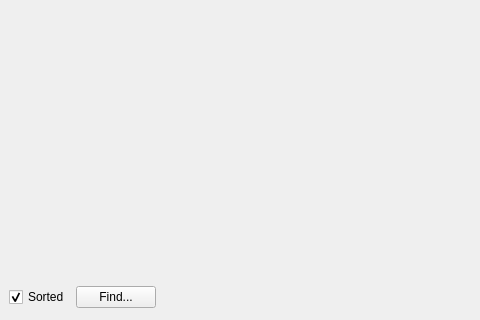
Qt form src/Gui/DlgParameter.ui (berndhahnebach/All_FreeCAD) before a commit; both pictures show x 0 to 480 and y 238 to 558 of the 657 by 558 pixel window.
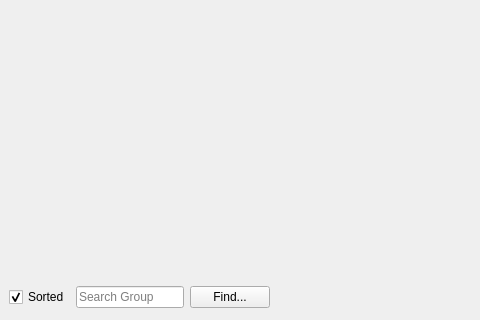
The same form after that commit.

Commit message: [GUI] new feature to search for parameter groups

Diff of the .ui file:
```diff
--- a/src/Gui/DlgParameter.ui
+++ b/src/Gui/DlgParameter.ui
@@ -46,6 +46,22 @@
        </property>
       </widget>
      </item>
+     <item>
+      <widget class="QLineEdit" name="findGroupLE">
+       <property name="toolTip">
+        <string>Type in a group name to find it</string>
+       </property>
+       <property name="placeholderText">
+        <string>Search Group</string>
+       </property>
+       <property name="sizePolicy">
+        <sizepolicy hsizetype="Minimum" vsizetype="Fixed">
+         <horstretch>0</horstretch>
+         <verstretch>0</verstretch>
+        </sizepolicy>
+       </property>
+      </widget>
+     </item>
      <item>
       <widget class="QPushButton" name="buttonFind" >
        <property name="text" >
```
The commit also changes 2 other files.
